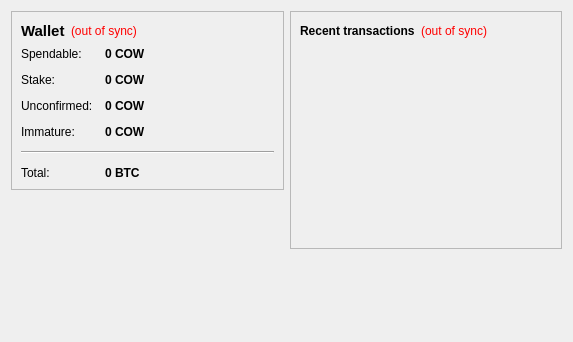
Qt form src/qt/forms/overviewpage.ui (CashCow-Project/cashcow-cpow) before a commit.
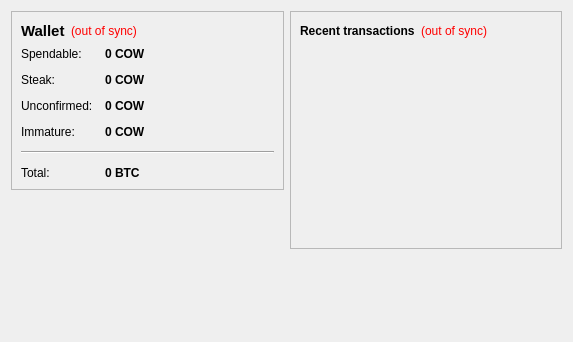
The same form after that commit.

```diff
--- a/src/qt/forms/overviewpage.ui
+++ b/src/qt/forms/overviewpage.ui
@@ -115,7 +115,7 @@
           <item row="1" column="0">
            <widget class="QLabel" name="label_6">
             <property name="text">
-             <string>Stake:</string>
+             <string>Steak:</string>
             </property>
            </widget>
           </item>
```
Left out of the diff: 2 changed lines with no effect on the pictures.
